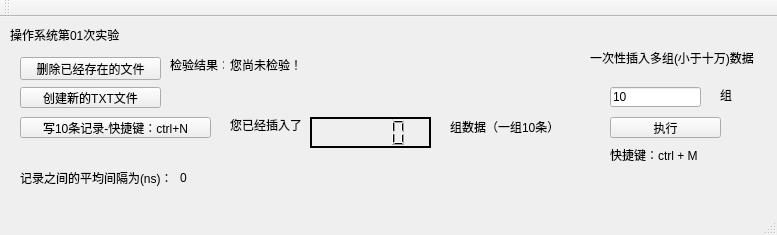
Qt form mainwindow.ui (Carlos-yyt/OSExperiments) before a commit.
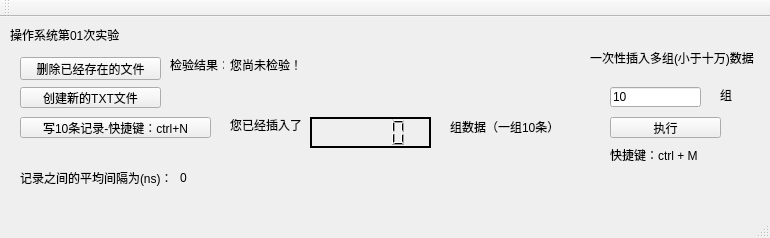
The same form after that commit.

Commit message:
程序基本就这样了，还差报告。 昨天和今天都郁闷的一比，什么事情都不想做。今天干脆在床上摊了一天。到了晚上觉得实在不行，爬起来把这个程序写完了。等会儿再把报告写写就睡了。国庆剩下几天的时间就交给托福吧。
-删文件还是有问题…懒得找原因，直接用Qt的函数了。
-之前提到的优化的方法，也没有去做。
+做了一个比较方便的实验界面。（本来我以为要求如此，结果发现大家都是控制台？）
+支持一次性执行多次实验。
+辅助统计每条记录的平均间隔。

做了100万次的，大约 16.2 ns。

```diff
--- a/mainwindow.ui
+++ b/mainwindow.ui
@@ -9,8 +9,8 @@
    <rect>
     <x>0</x>
     <y>0</y>
-    <width>777</width>
-    <height>235</height>
+    <width>770</width>
+    <height>238</height>
    </rect>
   </property>
   <property name="windowTitle">
```
Left out of the diff: 2 changed lines with no effect on the pictures.
